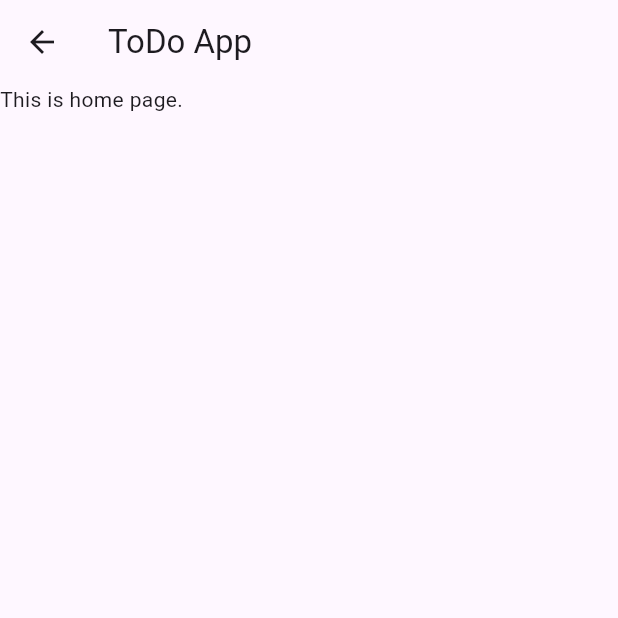
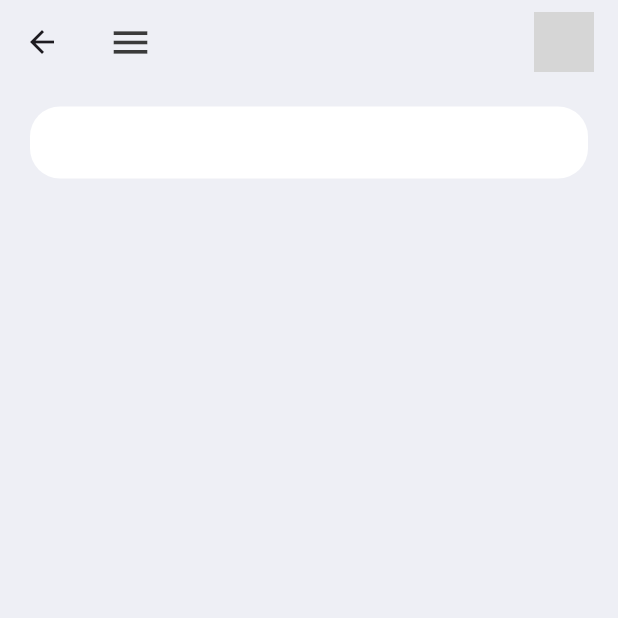
Before and after one commit to saku399/todo-app, a Flutter app: the AuthGate screen opened directly, on a phone screen of 412 x 824 dp, the top half of it. Run offline on Flutter 3.47's test engine with Material 3 defaults, Android fonts, the phone set to English and light mode, and no system bars; our stand-ins replace cloud_firestore, firebase_auth, firebase_core; accounts and stored records are empty; grey boxes are pictures that could not be loaded.

Commit message:
home changed

```diff
--- a/lib/main.dart
+++ b/lib/main.dart
@@ -1,4 +1,5 @@
 import 'package:flutter/material.dart';
+import 'package:flutter/services.dart';
 import 'package:to_do_app/pages/home.dart';
 
 void main() {
@@ -10,7 +11,10 @@ class MyApp extends StatelessWidget {
 
   @override
   Widget build(BuildContext context) {
+    SystemChrome.setSystemUIOverlayStyle(
+        const SystemUiOverlayStyle(statusBarColor: Colors.transparent));
     return const MaterialApp(
+      debugShowCheckedModeBanner: false,
       title: 'ToDo App',
       home: Home(),
     );
--- a/lib/pages/home.dart
+++ b/lib/pages/home.dart
@@ -1,4 +1,5 @@
 import 'package:flutter/material.dart';
+import 'package:to_do_app/constants/color.dart';
 
 class Home extends StatelessWidget {
   const Home({Key? key}) : super(key: key);
@@ -6,10 +7,69 @@ class Home extends StatelessWidget {
   @override
   Widget build(BuildContext context) {
     return Scaffold(
-      appBar: AppBar(title: Text('ToDo App')),
+      backgroundColor: tdBGColor,
+      appBar: _buildAppBar(),
       body: Container(
-        child: Text('This is home page.'),
+        padding: const EdgeInsets.symmetric(
+          horizontal: 20,
+          vertical: 15,
+        ),
+        child: Column(
+          children: [
+            searchBox(),
+          ],
+        ),
       ),
     );
   }
+
+  Widget searchBox() {
+    return Container(
+      padding: const EdgeInsets.symmetric(horizontal: 15),
+      decoration: BoxDecoration(
+        color: Colors.white,
+        borderRadius: BorderRadius.circular(20),
+      ),
+      child: const TextField(
+        decoration: InputDecoration(
+          contentPadding: EdgeInsets.all(0),
+          prefix: Icon(
+            Icons.search,
+            color: tdBlack,
+            size: 20,
+          ),
+          prefixIconConstraints: BoxConstraints(
+            maxHeight: 20,
+            minWidth: 25,
+          ),
+          border: InputBorder.none,
+          hintStyle: TextStyle(color: tdGrey),
+        ),
+      ),
+    );
+  }
+
+  AppBar _buildAppBar() {
+    return AppBar(
+        backgroundColor: tdBGColor,
+        elevation: 0,
+        title: Row(
+          mainAxisAlignment: MainAxisAlignment.spaceBetween,
+          children: [
+            const Icon(
+              Icons.menu,
+              color: tdBlack,
+              size: 30,
+            ),
+            Container(
+              height: 40,
+              width: 40,
+              child: ClipRRect(
+                borderRadius: BorderRadius.circular(20),
+                child: Image.asset('assets/images/avatar.jpeg'),
+              ),
+            ),
+          ],
+        ));
+  }
 }
```
